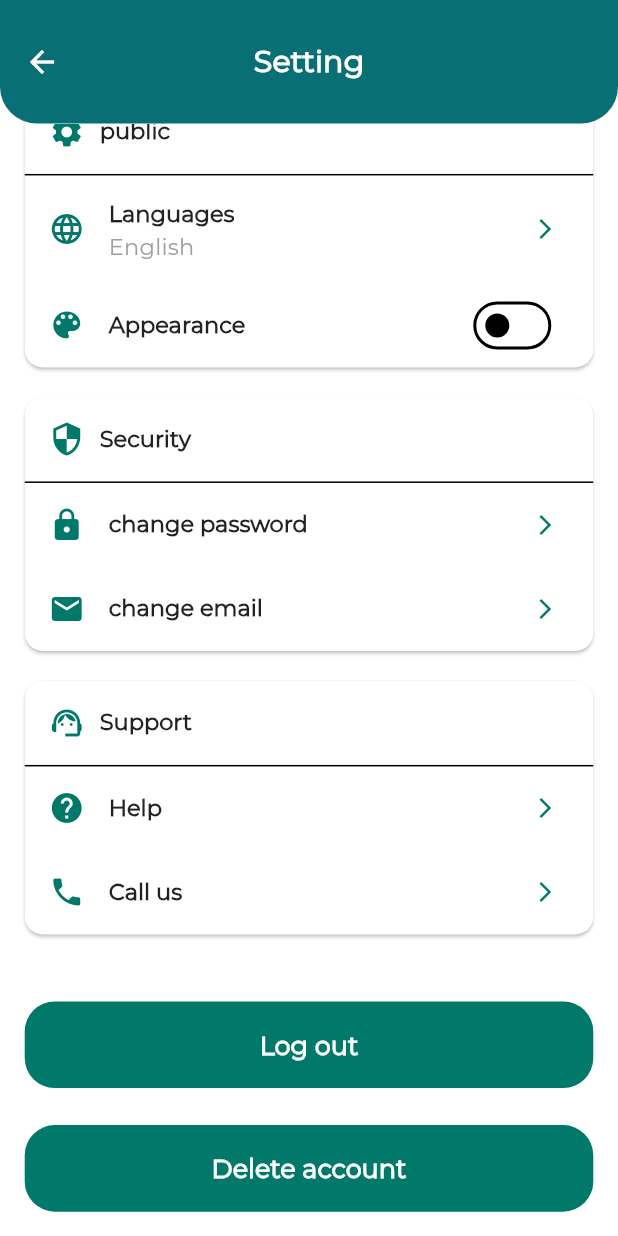
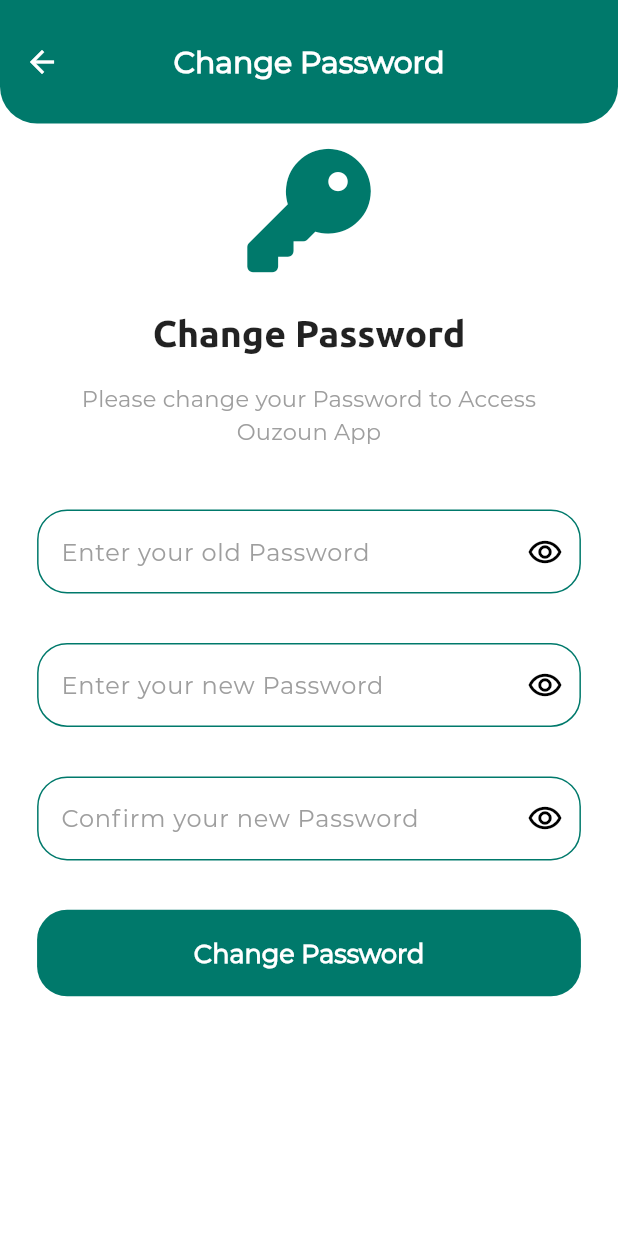
Before and after one commit to Hadel123BrIT/doctor_ouzoune, a Flutter app: the SettingsScreen screen opened by its route, scrolled down 179 dp, after a tap on "change password", on a phone screen of 412 x 824 dp. Run offline on Flutter 3.47's test engine with Material 3 defaults, Android fonts, the phone set to English and light mode, and no system bars; our stand-ins replace animated_bottom_navigation_bar, dio, firebase_core, firebase_messaging, flutter_local_notifications, flutter_otp_text_field and 10 more; accounts and stored records are empty; network calls fail.

Commit message:
add some updates about changePassword

```diff
--- a/lib/routes/app_pages.dart
+++ b/lib/routes/app_pages.dart
@@ -29,7 +29,7 @@ import '../views/notification/notification_screen/notification_screen.dart';
 import '../views/procedure/procedure_screen/get_all_procedures.dart';
 import '../views/procedure/procedure_screen/procedure_detail_screen.dart';
 import '../views/register/register_screen.dart';
-import '../views/setting/setting/setting_screen.dart';
+import '../views/setting/setting_screen/setting_screen.dart';
 import '../views/splash/splash_screens/splash_screen.dart';
 
 class AppPages {
--- /dev/null
+++ b/lib/views/setting/setting_controller/changePasswordController .dart
@@ -0,0 +1,97 @@
+import 'package:dio/dio.dart';
+import 'package:flutter/material.dart';
+import 'package:get/get.dart';
+import 'package:get_storage/get_storage.dart';
+import 'package:ouzoun/core/services/api_services.dart';
+
+class ChangePasswordController extends GetxController {
+  final newPasswordController = TextEditingController();
+  final confirmPasswordController = TextEditingController();
+  final oldPasswordController = TextEditingController();
+  final isLoading = false.obs;
+  final formKey = GlobalKey<FormState>();
+  final ApiServices apiServices = Get.find<ApiServices>();
+
+  Future<void> changePassword() async {
+    print('🔄 Starting change password process...');
+
+    try {
+      if (!formKey.currentState!.validate()) {
+        print('❌ Form validation failed');
+        return;
+      }
+
+      if (newPasswordController.text != confirmPasswordController.text) {
+        print('❌ Passwords do not match');
+        Get.snackbar('Error', 'Passwords do not match'.tr);
+        return;
+      }
+
+      isLoading.value = true;
+      print('⏳ Loading started');
+
+      final response = await apiServices.changePassword(
+        newPassword: newPasswordController.text,
+        confirmNewPassword: confirmPasswordController.text,
+        oldPassword: oldPasswordController.text,
+      );
+
+      print('✅ API call completed');
+      print('📊 Status code: ${response.statusCode}');
+      print('📊 Response data: ${response.data}');
+
+      // Handle 204 No Content response
+      if (response.statusCode == 204) {
+        print('🎉 Password change successful (204 No Content)');
+        Navigator.of(Get.context!).pop();
+        Get.snackbar('Success', 'Password changed successfully'.tr);
+      }
+      // Handle other success status codes
+      else if (response.statusCode == 200 || response.statusCode == 201) {
+        print('🎉 Password change successful');
+        Get.back();
+        Get.snackbar('Success', 'Password changed successfully'.tr);
+      }
+      // Handle error responses
+      else {
+        String errorMessage;
+
+        // Check if response.data is a Map and contains error information
+        if (response.data is Map<String, dynamic>) {
+          errorMessage = (response.data as Map)['message'] ??
+              (response.data as Map)['error'] ??
+              'Password change failed with status ${response.statusCode}';
+        }
+        // If response.data is not a Map (could be String, null, etc.)
+        else {
+          errorMessage = 'Password change failed with status ${response.statusCode}';
+        }
+
+        print('❌ Error: $errorMessage');
+        Get.snackbar('Error', errorMessage.tr);
+      }
+    } catch (e, stackTrace) {
+      print('❌ Unexpected error: $e');
+      print('❌ Error type: ${e.runtimeType}');
+      print('❌ Stack trace: $stackTrace'); // هذا سيعطيك معلومات عن مكان الخطأ
+
+      Get.snackbar('Error', 'An unexpected error occurred: ${e.toString()}'.tr);
+    } finally {
+      isLoading.value = false;
+      print('⏹️ Loading finished');
+    }
+  }
+
+  bool isPasswordStrong(String password) {
+    final regex = RegExp(r'^(?=.*[a-z])(?=.*[A-Z])(?=.*\d)(?=.*[@$!%*?&])[A-Za-z\d@$!%*?&]{8,}$');
+    return regex.hasMatch(password);
+  }
+
+  @override
+  void onClose() {
+    newPasswordController.dispose();
+    confirmPasswordController.dispose();
+    oldPasswordController.dispose();
+    super.onClose();
+  }
+}
--- /dev/null
+++ b/lib/views/setting/setting_screen/changePassword.dart
@@ -0,0 +1,167 @@
+import 'package:flutter/material.dart';
+import 'package:font_awesome_flutter/font_awesome_flutter.dart';
+import 'package:get/get.dart';
+import 'package:ouzoun/Widgets/custom_button.dart';
+import 'package:ouzoun/Widgets/custom_text_form_field.dart';
+import 'package:ouzoun/core/constants/app_colors.dart';
+import '../setting_controller/changePasswordController .dart';
+
+class ChangePasswordPage extends StatelessWidget {
+  ChangePasswordPage({super.key});
+
+  final ChangePasswordController controller =Get.put(ChangePasswordController());
+
+  @override
+  Widget build(BuildContext context) {
+    return Scaffold(
+      appBar: AppBar(
+        leading: IconButton(
+          icon: Icon(Icons.arrow_back, color: Colors.white),
+          onPressed: () => Get.back(),
+        ),
+        toolbarHeight: context.height * 0.1,
+        shape: RoundedRectangleBorder(
+          borderRadius: BorderRadius.vertical(
+            bottom: Radius.circular(context.width * 0.06),
+          ),
+        ),
+        title: Text(
+          "Change Password",
+          style: TextStyle(
+            color: Colors.white,
+            fontSize: 20,
+            fontWeight: FontWeight.bold,
+            fontFamily: 'Montserrat',
+          ),
+        ),
+        backgroundColor: AppColors.primaryGreen,
+        centerTitle: true,
+      ),
+      backgroundColor: Theme.of(context).colorScheme.background,
+      body: Obx(() => Stack(
+        children: [
+          // المحتوى الرئيسي
+          SingleChildScrollView(
+            padding: EdgeInsets.symmetric(
+              horizontal: context.width * 0.06,
+              vertical: context.height * 0.02,
+            ),
+            child: Form(
+              key: controller.formKey,
+              child: Column(
+                children: [
+                  Icon(
+                    FontAwesomeIcons.key,
+                    color: AppColors.primaryGreen,
+                    size: context.width * 0.2,
+                  ),
+                  SizedBox(height: context.height * 0.03),
+                  Text(
+                    "Change Password",
+                    textAlign: TextAlign.center,
+                    style: Theme.of(context).textTheme.titleLarge,
+                  ),
+                  SizedBox(height: context.height * 0.02),
+                  Text(
+                    "Please change your Password to Access\nOuzoun App ",
+                    textAlign: TextAlign.center,
+                    style: Theme.of(context).textTheme.titleMedium,
+                  ),
+                  SizedBox(height: context.height * 0.05),
+
+                  // Old Password
+                  CustomTextFormField(
+                    hintText: "Enter your old Password",
+                    suffixIcon: Icon(Icons.remove_red_eye_outlined),
+                    obscureText: true,
+                    myController: controller.oldPasswordController,
+                    validator: (val) {
+                      if (val == null || val.isEmpty) {
+                        return "Password must not be empty".tr;
+                      }
+                      if (val.length < 8) {
+                        return "Password must be at least 8 characters".tr;
+                      }
+                      return null;
+                    },
+                  ),
+                  SizedBox(height: context.height * 0.04),
+
+                  // New Password
+                  CustomTextFormField(
+                    hintText: "Enter your new Password",
+                    suffixIcon: Icon(Icons.remove_red_eye_outlined),
+                    obscureText: true,
+                    myController: controller.newPasswordController,
+                    validator: (val) {
+                      if (val == null || val.isEmpty) {
+                        return "New password must not be empty".tr;
+                      }
+                      if (val.length < 8) {
+                        return "Password must be at least 8 characters".tr;
+                      }
+                      if (!controller.isPasswordStrong(val)) {
+                        return "Password must include uppercase, lowercase, number and special character".tr;
+                      }
+                      return null;
+                    },
+                  ),
+                  SizedBox(height: context.height * 0.04),
+
+                  // Confirm Password
+                  CustomTextFormField(
+                    hintText: "Confirm your new Password",
+                    suffixIcon: Icon(Icons.remove_red_eye_outlined),
+                    obscureText: true,
+                    myController: controller.confirmPasswordController,
+                    validator: (val) {
+                      if (val == null || val.isEmpty) {
+                        return "Confirm password must not be empty".tr;
+                      }
+                      if (val != controller.newPasswordController.text) {
+                        return "Passwords do not match".tr;
+                      }
+                      return null;
+                    },
+                  ),
+                  SizedBox(height: context.height * 0.04),
+
+                  // Change Password Button
+                  CustomButton(
+                    color: AppColors.primaryGreen,
+                    text: 'Change Password'.tr,
+                    onTap: controller.isLoading.value
+                        ? (){}
+                        : () {
+                      if (controller.formKey.currentState!.validate()) {
+                        if (controller.newPasswordController.text !=
+                            controller.confirmPasswordController.text) {
+                          Get.snackbar('Error', 'Passwords do not match'.tr);
+                          return;
+                        }
+                        controller.changePassword();
+                      }
+                    },
+                  ),
+                  SizedBox(height: context.height * 0.05),
+                ],
+              ),
+            ),
+          ),
+
+          if (controller.isLoading.value)
+            Positioned.fill(
+              child: Container(
+                color: Colors.black.withOpacity(0.3),
+                child: Center(
+                  child: CircularProgressIndicator(
+                    color: AppColors.primaryGreen,
+                  ),
+                ),
+              ),
+            ),
+        ],
+      )),
+    );
+  }
+}
--- a/lib/views/setting/setting/setting_screen.dart
+++ b/lib/views/setting/setting_screen/setting_screen.dart
@@ -2,8 +2,8 @@ import 'package:flutter/material.dart';
 import 'package:get/get.dart';
 import 'package:get/get_core/src/get_main.dart';
 import 'package:get_storage/get_storage.dart';
-import 'package:ouzoun/views/setting/setting/setting_controller.dart';
-import 'package:ouzoun/views/setting/setting/widget/settingHelper.dart';
+import 'package:ouzoun/views/setting/setting_controller/setting_controller.dart';
+import 'package:ouzoun/views/setting/setting_screen/widget/settingHelper.dart';
 import '../../../Core/Services/media_query_service.dart';
 import '../../../Routes/app_routes.dart';
 import '../../../Widgets/custom_button.dart';
@@ -11,6 +11,7 @@ import '../../../core/constants/app_colors.dart';
 import '../../../core/services/services.dart';
 import '../../login/login_screen.dart';
 import '../../myProfile/myProfile_controller/myProfile_controller.dart';
+import 'changePassword.dart';
 
 class SettingsScreen extends StatelessWidget {
    SettingsScreen({super.key});
@@ -69,8 +70,8 @@ class SettingsScreen extends StatelessWidget {
                 buildSettingItem(
                   context,
                   icon: Icons.lock,
-                  title: "change password",
-                  onTap: () => {},
+                  title: "change password".tr,
+                  onTap: () => Get.to(() => ChangePasswordPage()),
                 ),
                 buildSettingItem(
                   context,
--- a/lib/views/setting/setting/widget/settingHelper.dart
+++ b/lib/views/setting/setting_screen/widget/settingHelper.dart
@@ -11,7 +11,7 @@ import '../../../../core/services/api_services.dart';
 import '../../../../core/services/services.dart';
 import '../../../login/login_screen.dart';
 import '../../../myProfile/myProfile_controller/myProfile_controller.dart';
-import '../setting_controller.dart';
+import '../../setting_controller/setting_controller.dart';
 
 final _controller = Get.put(MyProfileController());
 SettingController controller = Get.put(SettingController());
@@ -218,7 +218,6 @@ Future<void> logout(BuildContext context) async {
   }
 }
 
-// في ملف setting_helper.dart
 Future<void> deleteAccount() async {
   final ApiServices apiServices = Get.find<ApiServices>();
   final GetStorage box = GetStorage();
--- a/lib/widgets/custom_drawer.dart
+++ b/lib/widgets/custom_drawer.dart
@@ -15,7 +15,7 @@ import '../core/services/services.dart';
 import '../views/about_us/about_us_screen.dart';
 import '../views/notification/notification_screen/notification_screen.dart';
 import '../views/procedure/procedure_screen/get_all_procedures.dart';
-import '../views/setting/setting/setting_screen.dart';
+import '../views/setting/setting_screen/setting_screen.dart';
 import 'CustomSnackbar .dart';
 import 'custom_view_item_list.dart';
 
```
Also changed, not shown: lib/core/services/api_services.dart (+44 -2 lines), lib/views/setting/setting_controller/setting_controller.dart (renamed from lib/views/setting/setting/setting_controller.dart).
